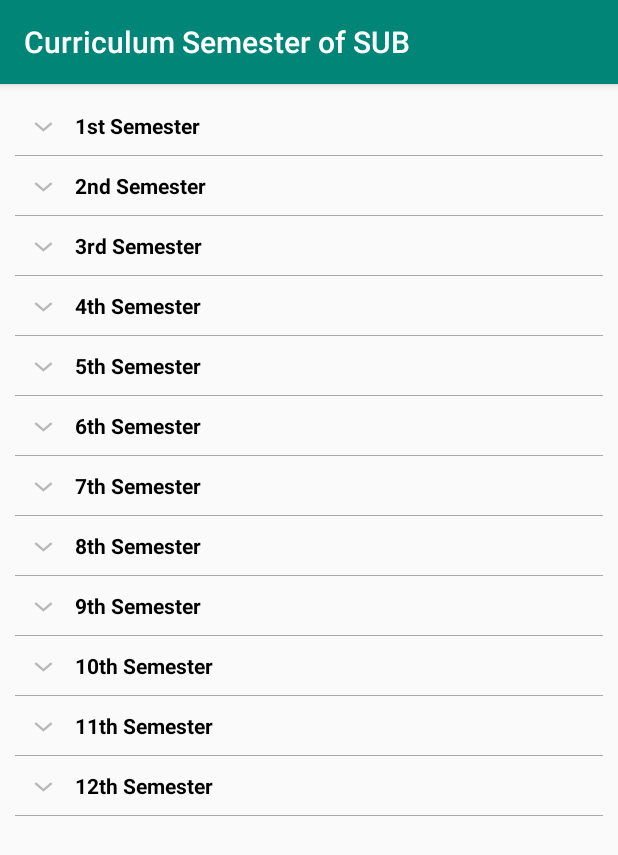
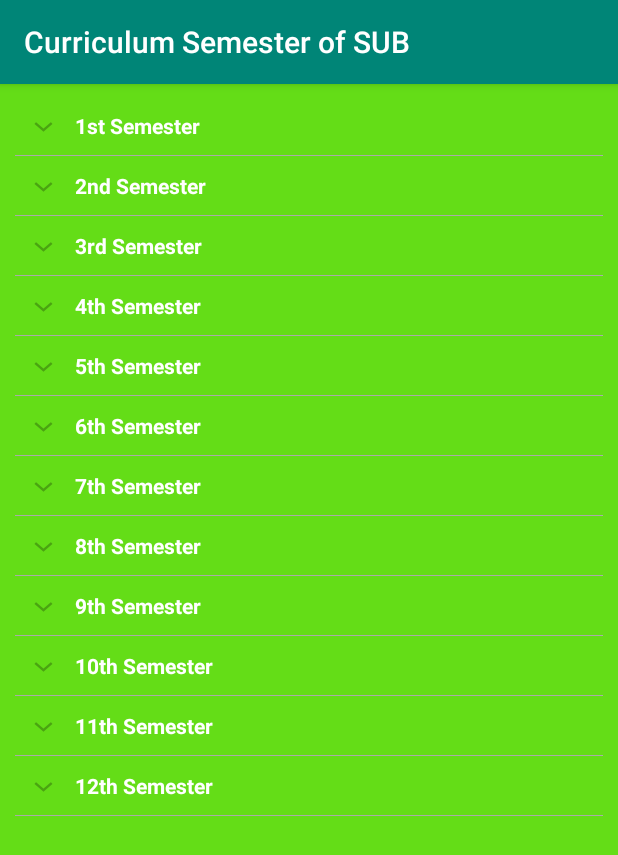
Before and after one commit to hkobir/SUB-CSE, an Android app: the screen it shows after launch (MainActivity), on a phone screen of 412 x 824 dp. Shown: the top 855 px of the screen. Run offline under Robolectric (Android 15) with nearby library versions, the phone set to English and light mode, and no system bars; our stand-ins replace data binding.

Commit message:
change layout color

```diff
--- a/app/src/main/res/layout/activity_main.xml
+++ b/app/src/main/res/layout/activity_main.xml
@@ -9,6 +9,7 @@
         android:paddingTop="@dimen/activity_horizontal_margin"
         android:paddingRight="@dimen/activity_vertical_margin"
         android:paddingBottom="@dimen/activity_horizontal_margin"
+        android:background="#64DD17"
         tools:context=".MainActivity">
 
         <ExpandableListView
@@ -17,7 +18,8 @@
             android:layout_height="match_parent"
             android:divider="@android:color/darker_gray"
             android:dividerHeight="0.5dp"
-            android:indicatorLeft="?android:attr/expandableListPreferredItemIndicatorLeft">
+            android:indicatorLeft="?android:attr/expandableListPreferredItemIndicatorLeft"
+            >
 
         </ExpandableListView>
 
--- a/app/src/main/res/layout/item_semester_layout.xml
+++ b/app/src/main/res/layout/item_semester_layout.xml
@@ -5,13 +5,13 @@
     android:layout_height="wrap_content">
 <TextView
     android:id="@+id/semesterTitle"
+    android:background="#64DD17"
     android:text="1st Semester"
     android:layout_width="fill_parent"
     android:layout_height="wrap_content"
     android:paddingLeft="?android:attr/expandableListPreferredItemPaddingLeft"
-    android:textColor="@android:color/black"
+    android:textColor="@android:color/white"
     android:paddingTop="10dp"
     android:paddingBottom="10dp" />
-
     />
 </LinearLayout>
--- a/app/src/main/res/layout/item_subject_layout.xml
+++ b/app/src/main/res/layout/item_subject_layout.xml
@@ -5,6 +5,7 @@
     android:layout_height="wrap_content">
     <TextView
         android:id="@+id/subjectTitle"
+        android:background="#fafafa"
         android:layout_width="fill_parent"
         android:layout_height="wrap_content"
         android:paddingLeft="?android:attr/expandableListPreferredChildPaddingLeft"
```
